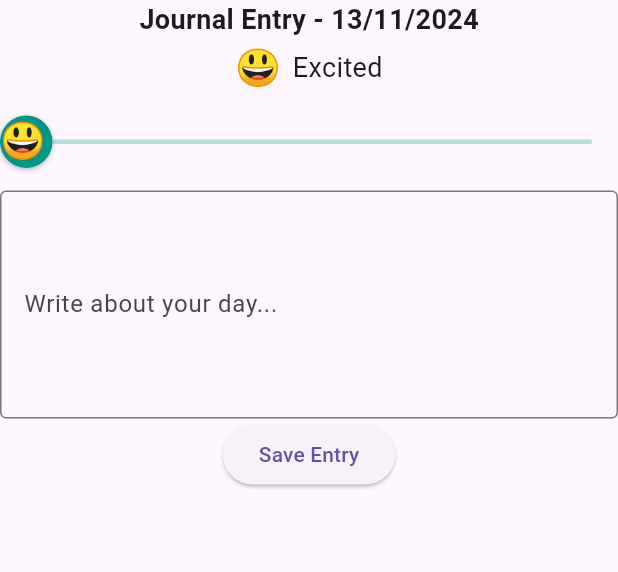
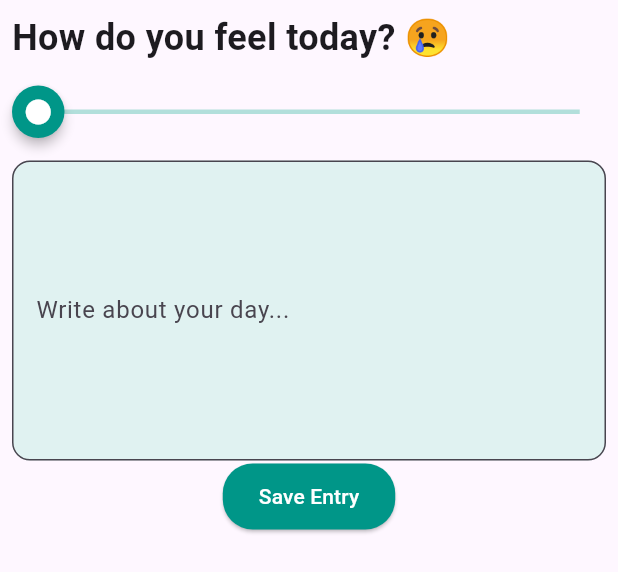
Before and after one commit to simonplatz/Compassion-App, a Flutter app: the JournalEntryBox widget shown alone on an empty page, opened directly with empty values, on a phone screen of 412 x 824 dp. Shown: the top 572 px of the screen. Run offline on Flutter 3.47's test engine with Material 3 defaults, Android fonts, the phone set to English and light mode, and no system bars; drawn by our look-alikes of flutter_xlider; our stand-ins replace smooth_page_indicator, sqflite, table_calendar; accounts and stored records are empty.

Commit message:
updated styling on journal and greated visibility based on questions for courses

```diff
--- a/compassionapp/compassionapp/lib/components_modules/journal_entry_page.dart
+++ b/compassionapp/compassionapp/lib/components_modules/journalEntryBox.dart
@@ -15,11 +15,11 @@ class JournalEntryBox extends StatefulWidget {
 class _JournalEntryBoxState extends State<JournalEntryBox> {
   double _moodValue = 0;
   final List<Map<String, String>> _moods = [
-    {'emoji': '😃', 'label': 'Excited'},
-    {'emoji': '😊', 'label': 'Happy'},
-    {'emoji': '😌', 'label': 'Calm'},
-    {'emoji': '😢', 'label': 'Sad'},
-    {'emoji': '😡', 'label': 'Angry'},
+    {'label': 'Very Bad', 'emoji': '😢'},
+    {'label': 'Bad', 'emoji': '😟'},
+    {'label': 'Neutral', 'emoji': '😐'},
+    {'label': 'Good', 'emoji': '😊'},
+    {'label': 'Very Good', 'emoji': '😁'},
   ];
   final TextEditingController _contentController = TextEditingController();
   final FocusNode _contentFocusNode = FocusNode();
@@ -66,44 +66,35 @@ class _JournalEntryBoxState extends State<JournalEntryBox> {
 
   @override
   Widget build(BuildContext context) {
-    final dbHelper = Provider.of<DatabaseHelper>(context);
-    return SingleChildScrollView(
+    final dbHelper = DatabaseHelper();
+
+    return Padding(
+      padding: const EdgeInsets.all(8.0),
       child: Column(
-        mainAxisSize: MainAxisSize.min,
+        crossAxisAlignment: CrossAxisAlignment.start,
         children: [
           Text(
-            'Journal Entry - ${widget.date.day}/${widget.date.month}/${widget.date.year}',
-            style: const TextStyle(fontSize: 18, fontWeight: FontWeight.bold),
-          ),
-          const SizedBox(height: 2),
-          Row(
-            mainAxisAlignment: MainAxisAlignment.center,
-            children: [
-              Text(
-                _moods[_moodValue.toInt()]['emoji']!,
-                style: const TextStyle(fontSize: 24),
-              ),
-              const SizedBox(width: 8),
-              Text(
-                _moods[_moodValue.toInt()]['label']!,
-                style: const TextStyle(fontSize: 18),
-              ),
-            ],
+            'How do you feel today? ${_moods[_moodValue.toInt()]['emoji']!}',
+            style: TextStyle(fontSize: 24.0, fontWeight: FontWeight.bold),
           ),
           FlutterSlider(
             values: [_moodValue],
-            max: (_moods.length - 1).toDouble(),
+            max: 4,
             min: 0,
-            step: FlutterSliderStep(step: 1),
+            step: const FlutterSliderStep(step: 1),
             handler: FlutterSliderHandler(
+              decoration: const BoxDecoration(),
+              child: Material(
+                type: MaterialType.circle,
+                color: Colors.teal,
+                elevation: 3,
                 child: Container(
-                decoration: BoxDecoration(
-                  color: Colors.teal,
-                  shape: BoxShape.circle,
+                  padding: const EdgeInsets.all(1),
+                  child: const Icon(
+                    Icons.circle,
+                    size: 20,
+                    color: Colors.white,
                   ),
-                child: Text(
-                  _moods[_moodValue.toInt()]['emoji']!,
-                  style: const TextStyle(fontSize: 24),
                 ),
               ),
             ),
@@ -122,13 +113,27 @@ class _JournalEntryBoxState extends State<JournalEntryBox> {
           ),
           TextField(
             controller: _contentController,
-            decoration: const InputDecoration(
+            decoration: InputDecoration(
               labelText: 'Write about your day...',
-              border: OutlineInputBorder(),
+              border: OutlineInputBorder(
+                borderRadius: BorderRadius.circular(12.0),
               ),
-            maxLines: 5,
+              filled: true,
+              fillColor: Colors.teal.shade50,
             ),
-          ElevatedButton(
+            maxLines: 7,
+          ),
+          Center(
+            child: ElevatedButton(
+              style: ElevatedButton.styleFrom(
+                foregroundColor: Colors.white,
+                backgroundColor: Colors.teal,
+                padding:
+                    const EdgeInsets.symmetric(horizontal: 24, vertical: 12),
+                shape: RoundedRectangleBorder(
+                  borderRadius: BorderRadius.circular(20),
+                ),
+              ),
               onPressed: () async {
                 final newEntry = JournalEntry(
                   id: _journalEntry?.id,
@@ -137,11 +142,14 @@ class _JournalEntryBoxState extends State<JournalEntryBox> {
                   mood: _moods[_moodValue.toInt()]['label']!,
                 );
                 await dbHelper.insertJournalEntry(newEntry);
+                if (mounted) {
                   ScaffoldMessenger.of(context).showSnackBar(
                     const SnackBar(content: Text('Journal entry saved!')),
                   );
+                }
               },
               child: const Text('Save Entry'),
+            ),
           ),
         ],
       ),
--- a/compassionapp/compassionapp/lib/features/courses/course_list.dart
+++ b/compassionapp/compassionapp/lib/features/courses/course_list.dart
@@ -5,13 +5,11 @@ import 'course_card.dart';
 class CourseList extends StatelessWidget {
   final List<Course> courses;
   final PageController pageController;
-  final Function(int) onRemoveCourse;
 
   const CourseList({
     super.key,
     required this.courses,
     required this.pageController,
-    required this.onRemoveCourse,
   });
 
   @override
```
Also changed, not shown: compassionapp/compassionapp/lib/components/courses_page.dart (+20 -5 lines), compassionapp/compassionapp/lib/components/journal_page.dart (+18 -6 lines), compassionapp/compassionapp/lib/components/questionnairePage.dart (added, +189 -0 lines), compassionapp/compassionapp/lib/features/courses/courseManager.dart (+28 -22 lines). Lines whose indentation alone changed are shown as unchanged.
